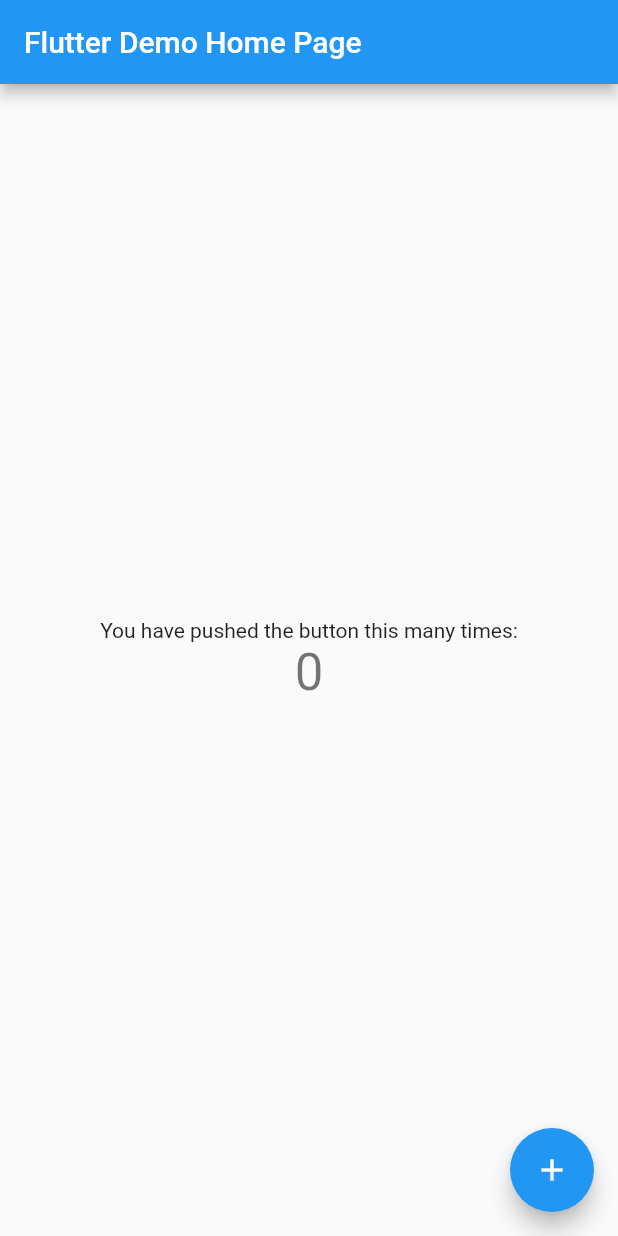
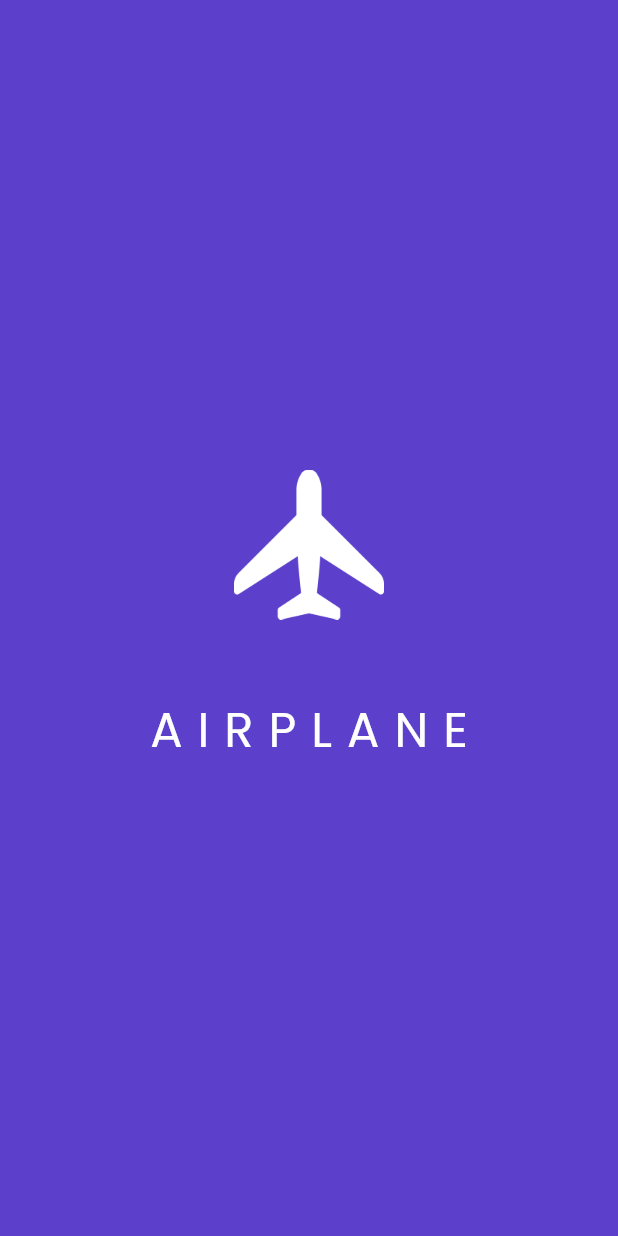
Before and after one commit to fanicahyo7/Flutter_Airplane, a Flutter app: the first screen one second after launch, on a phone screen of 412 x 824 dp. Run offline on Flutter 3.47's test engine with Material 2 defaults, Android fonts, the phone set to English and light mode, and no system bars; our stand-ins replace google_fonts.

Commit message:
splash & get started

```diff
--- a/lib/main.dart
+++ b/lib/main.dart
@@ -1,3 +1,6 @@
+
+import 'package:bwa_airplane/ui/pages/GetStarted_Page.dart';
+import 'package:bwa_airplane/ui/pages/Splash_Page.dart';
 import 'package:flutter/material.dart';
 
 void main() {
@@ -9,105 +12,12 @@
   @override
   Widget build(BuildContext context) {
     return MaterialApp(
-      title: 'Flutter Demo',
-      theme: ThemeData(
-        // This is the theme of your application.
-        //
-        // Try running your application with "flutter run". You'll see the
-        // application has a blue toolbar. Then, without quitting the app, try
-        // changing the primarySwatch below to Colors.green and then invoke
-        // "hot reload" (press "r" in the console where you ran "flutter run",
-        // or simply save your changes to "hot reload" in a Flutter IDE).
-        // Notice that the counter didn't reset back to zero; the application
-        // is not restarted.
-        primarySwatch: Colors.blue,
-      ),
-      home: MyHomePage(title: 'Flutter Demo Home Page'),
+      debugShowCheckedModeBanner: false,
+      title: 'Flutter Airplane',
+      routes: {
+        '/': (context) => SplashPage(),
+        '/get-started': (context) => GetStartedPage()
+      },
     );
   }
 }
-
-class MyHomePage extends StatefulWidget {
-  MyHomePage({Key? key, required this.title}) : super(key: key);
-
-  // This widget is the home page of your application. It is stateful, meaning
-  // that it has a State object (defined below) that contains fields that affect
-  // how it looks.
-
-  // This class is the configuration for the state. It holds the values (in this
-  // case the title) provided by the parent (in this case the App widget) and
-  // used by the build method of the State. Fields in a Widget subclass are
-  // always marked "final".
-
-  final String title;
-
-  @override
-  _MyHomePageState createState() => _MyHomePageState();
-}
-
-class _MyHomePageState extends State<MyHomePage> {
-  int _counter = 0;
-
-  void _incrementCounter() {
-    setState(() {
-      // This call to setState tells the Flutter framework that something has
-      // changed in this State, which causes it to rerun the build method below
-      // so that the display can reflect the updated values. If we changed
-      // _counter without calling setState(), then the build method would not be
-      // called again, and so nothing would appear to happen.
-      _counter++;
-    });
-  }
-
-  @override
-  Widget build(BuildContext context) {
-    // This method is rerun every time setState is called, for instance as done
-    // by the _incrementCounter method above.
-    //
-    // The Flutter framework has been optimized to make rerunning build methods
-    // fast, so that you can just rebuild anything that needs updating rather
-    // than having to individually change instances of widgets.
-    return Scaffold(
-      appBar: AppBar(
-        // Here we take the value from the MyHomePage object that was created by
-        // the App.build method, and use it to set our appbar title.
-        title: Text(widget.title),
-      ),
-      body: Center(
-        // Center is a layout widget. It takes a single child and positions it
-        // in the middle of the parent.
-        child: Column(
-          // Column is also a layout widget. It takes a list of children and
-          // arranges them vertically. By default, it sizes itself to fit its
-          // children horizontally, and tries to be as tall as its parent.
-          //
-          // Invoke "debug painting" (press "p" in the console, choose the
-          // "Toggle Debug Paint" action from the Flutter Inspector in Android
-          // Studio, or the "Toggle Debug Paint" command in Visual Studio Code)
-          // to see the wireframe for each widget.
-          //
-          // Column has various properties to control how it sizes itself and
-          // how it positions its children. Here we use mainAxisAlignment to
-          // center the children vertically; the main axis here is the vertical
-          // axis because Columns are vertical (the cross axis would be
-          // horizontal).
-          mainAxisAlignment: MainAxisAlignment.center,
-          children: <Widget>[
-            Text(
-              'You have pushed the button this many times:',
-            ),
-            Text(
-              '$_counter',
-              style: Theme.of(context).textTheme.headline4,
-            ),
-          ],
-        ),
-      ),
-      floatingActionButton: FloatingActionButton(
-        onPressed: _incrementCounter,
-        tooltip: 'Increment',
-        child: Icon(Icons.add),
-      ), // This trailing comma makes auto-formatting nicer for build methods.
-    );
-  }
-}
--- a/lib/shared/theme.dart
+++ b/lib/shared/theme.dart
@@ -34,3 +34,7 @@
 FontWeight bold = FontWeight.w700;
 FontWeight extrabold = FontWeight.w800;
 FontWeight black = FontWeight.w900;
+
+
+double defaultMargin = 24.0;
+double defaultRadius = 17.0;
--- /dev/null
+++ b/lib/ui/pages/Splash_Page.dart
@@ -0,0 +1,48 @@
+import 'dart:async';
+
+import 'package:bwa_airplane/shared/theme.dart';
+import 'package:flutter/material.dart';
+
+class SplashPage extends StatefulWidget {
+  const SplashPage({Key? key}) : super(key: key);
+
+  @override
+  _SplashPageState createState() => _SplashPageState();
+}
+
+class _SplashPageState extends State<SplashPage> {
+  @override
+  void initState() {
+    Timer(Duration(seconds: 3), () {
+      Navigator.pushNamed(context, '/get-started');
+    });
+
+    super.initState();
+  }
+
+  @override
+  Widget build(BuildContext context) {
+    return Scaffold(
+      backgroundColor: kPrimaryColor,
+      body: Center(
+        child: Column(
+          mainAxisAlignment: MainAxisAlignment.center,
+          children: [
+            Container(
+              width: 100,
+              height: 100,
+              margin: EdgeInsets.only(bottom: 50),
+              decoration: BoxDecoration(
+                  image: DecorationImage(
+                      image: AssetImage('assets/icon_plane.png'))),
+            ),
+            Text(
+              'AIRPLANE',
+              style: whiteTextStyle.copyWith(fontSize: 32, letterSpacing: 10),
+            )
+          ],
+        ),
+      ),
+    );
+  }
+}
```
Also changed, not shown: lib/ui/pages/GetStarted_Page.dart (added, +61 -0 lines).
